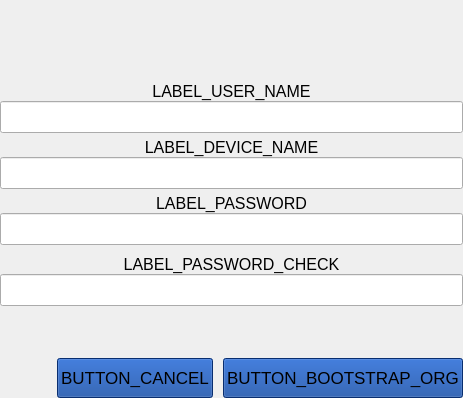
First picture: the form in parsec/core/gui/forms/bootstrap_organization_widget.ui, repository Scille/parsec-cloud, before the edit.
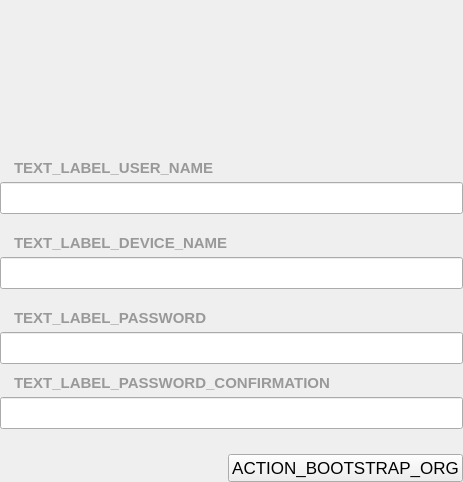
Second picture: the form after the edit. Custom widgets are drawn as their Qt base class.

What changed in the file:
```diff
--- a/parsec/core/gui/forms/bootstrap_organization_widget.ui
+++ b/parsec/core/gui/forms/bootstrap_organization_widget.ui
@@ -7,34 +7,22 @@
     <x>0</x>
     <y>0</y>
     <width>463</width>
-    <height>398</height>
+    <height>482</height>
    </rect>
   </property>
   <property name="windowTitle">
    <string>Form</string>
   </property>
   <property name="styleSheet">
-   <string notr="true">#button_bootstrap,
-#button_cancel
-{
-background-color: rgb(12, 65, 156);
-height: 32px;
-}
-
-#button_bootstrap:pressed,
-#button_cancel:pressed
-{
-background-color: rgb(32, 85, 176);
-}
-
-#button_bootstrap:disabled,
-#button_cancel:disabled
-{
-background-color: rgb(112, 112, 112);
-color: rgb(255, 255, 255);
+   <string notr="true">#label_device_name, #label_username, #label_password, #label_confirmation {
+	color: #999999;
+	padding-left: 10px;
 }</string>
   </property>
   <layout class="QVBoxLayout" name="verticalLayout_4">
+   <property name="spacing">
+    <number>30</number>
+   </property>
    <property name="leftMargin">
     <number>0</number>
    </property>
@@ -111,7 +99,7 @@
        <widget class="QWidget" name="widget_2" native="true">
         <layout class="QVBoxLayout" name="verticalLayout">
          <property name="spacing">
-          <number>5</number>
+          <number>20</number>
          </property>
          <property name="leftMargin">
           <number>0</number>
@@ -128,20 +116,22 @@
          <item>
           <layout class="QVBoxLayout" name="verticalLayout_5">
            <property name="spacing">
-            <number>0</number>
+            <number>5</number>
            </property>
            <item>
-            <widget class="QLabel" name="label">
+            <widget class="QLabel" name="label_username">
              <property name="font">
               <font>
-               <pointsize>12</pointsize>
+               <pointsize>11</pointsize>
+               <weight>75</weight>
+               <bold>true</bold>
               </font>
              </property>
              <property name="text">
-              <string>LABEL_USER_NAME</string>
+              <string>TEXT_LABEL_USER_NAME</string>
              </property>
              <property name="alignment">
-              <set>Qt::AlignCenter</set>
+              <set>Qt::AlignLeading|Qt::AlignLeft|Qt::AlignVCenter</set>
              </property>
             </widget>
            </item>
@@ -158,6 +148,9 @@
                <pointsize>12</pointsize>
               </font>
              </property>
+             <property name="placeholderText">
+              <string/>
+             </property>
             </widget>
            </item>
           </layout>
@@ -165,20 +158,22 @@
          <item>
           <layout class="QVBoxLayout" name="verticalLayout_7">
            <property name="spacing">
-            <number>0</number>
+            <number>5</number>
            </property>
            <item>
-            <widget class="QLabel" name="label_7">
+            <widget class="QLabel" name="label_device_name">
              <property name="font">
               <font>
-               <pointsize>12</pointsize>
+               <pointsize>11</pointsize>
+               <weight>75</weight>
+               <bold>true</bold>
               </font>
              </property>
              <property name="text">
-              <string>LABEL_DEVICE_NAME</string>
+              <string>TEXT_LABEL_DEVICE_NAME</string>
              </property>
              <property name="alignment">
-              <set>Qt::AlignCenter</set>
+              <set>Qt::AlignLeading|Qt::AlignLeft|Qt::AlignVCenter</set>
              </property>
             </widget>
            </item>
@@ -195,6 +190,9 @@
                <pointsize>12</pointsize>
               </font>
              </property>
+             <property name="placeholderText">
+              <string/>
+             </property>
             </widget>
            </item>
           </layout>
@@ -220,20 +218,22 @@
             <item>
              <layout class="QVBoxLayout" name="verticalLayout_10">
               <property name="spacing">
-               <number>0</number>
+               <number>5</number>
               </property>
               <item>
-               <widget class="QLabel" name="label_2">
+               <widget class="QLabel" name="label_password">
                 <property name="font">
                  <font>
-                  <pointsize>12</pointsize>
+                  <pointsize>11</pointsize>
+                  <weight>75</weight>
+                  <bold>true</bold>
                  </font>
                 </property>
                 <property name="text">
-                 <string>LABEL_PASSWORD</string>
+                 <string>TEXT_LABEL_PASSWORD</string>
                 </property>
                 <property name="alignment">
-                 <set>Qt::AlignCenter</set>
+                 <set>Qt::AlignLeading|Qt::AlignLeft|Qt::AlignVCenter</set>
                 </property>
                </widget>
               </item>
@@ -256,6 +256,9 @@
                 <property name="echoMode">
                  <enum>QLineEdit::Password</enum>
                 </property>
+                <property name="placeholderText">
+                 <string/>
+                </property>
                </widget>
               </item>
              </layout>
@@ -263,20 +266,22 @@
             <item>
              <layout class="QVBoxLayout" name="verticalLayout_11">
               <property name="spacing">
-               <number>0</number>
+               <number>5</number>
               </property>
               <item>
-               <widget class="QLabel" name="label_6">
+               <widget class="QLabel" name="label_confirmation">
                 <property name="font">
                  <font>
-                  <pointsize>12</pointsize>
+                  <pointsize>11</pointsize>
+                  <weight>75</weight>
+                  <bold>true</bold>
                  </font>
                 </property>
                 <property name="text">
-                 <string>LABEL_PASSWORD_CHECK</string>
+                 <string>TEXT_LABEL_PASSWORD_CONFIRMATION</string>
                 </property>
                 <property name="alignment">
-                 <set>Qt::AlignCenter</set>
+                 <set>Qt::AlignLeading|Qt::AlignLeft|Qt::AlignVCenter</set>
                 </property>
                </widget>
               </item>
@@ -296,39 +301,15 @@
                 <property name="echoMode">
                  <enum>QLineEdit::Password</enum>
                 </property>
+                <property name="placeholderText">
+                 <string/>
+                </property>
                </widget>
               </item>
              </layout>
             </item>
             <item>
-             <layout class="QHBoxLayout" name="horizontalLayout">
-              <item>
-               <widget class="QLabel" name="label_password_strength">
-                <property name="minimumSize">
-                 <size>
-                  <width>0</width>
-                  <height>32</height>
-                 </size>
-                </property>
-                <property name="font">
-                 <font>
-                  <pointsize>12</pointsize>
-                  <weight>75</weight>
-                  <bold>true</bold>
-                 </font>
-                </property>
-                <property name="lineWidth">
-                 <number>0</number>
-                </property>
-                <property name="text">
-                 <string/>
-                </property>
-                <property name="alignment">
-                 <set>Qt::AlignCenter</set>
-                </property>
-               </widget>
-              </item>
-             </layout>
+             <layout class="QHBoxLayout" name="layout_password_strength"/>
             </item>
            </layout>
           </widget>
@@ -355,29 +336,23 @@
             </spacer>
            </item>
            <item>
-            <widget class="PointingHandButton" name="button_cancel">
+            <widget class="QPushButton" name="button_bootstrap">
              <property name="font">
               <font>
                <pointsize>13</pointsize>
               </font>
              </property>
-             <property name="text">
-              <string>BUTTON_CANCEL</string>
+             <property name="cursor">
+              <cursorShape>PointingHandCursor</cursorShape>
              </property>
-            </widget>
-           </item>
-           <item>
-            <widget class="PointingHandButton" name="button_bootstrap">
-             <property name="font">
-              <font>
-               <pointsize>13</pointsize>
-              </font>
+             <property name="toolTip">
+              <string>TEXT_BOOTSTRAP_ORG_TOOLTIP</string>
              </property>
              <property name="layoutDirection">
               <enum>Qt::RightToLeft</enum>
              </property>
              <property name="text">
-              <string>BUTTON_BOOTSTRAP_ORG</string>
+              <string>ACTION_BOOTSTRAP_ORG</string>
              </property>
              <property name="iconSize">
               <size>
@@ -400,13 +375,6 @@
    </item>
   </layout>
  </widget>
- <customwidgets>
-  <customwidget>
-   <class>PointingHandButton</class>
-   <extends>QPushButton</extends>
-   <header>parsec.core.gui.custom_widgets</header>
-  </customwidget>
- </customwidgets>
  <resources/>
  <connections/>
 </ui>
```
